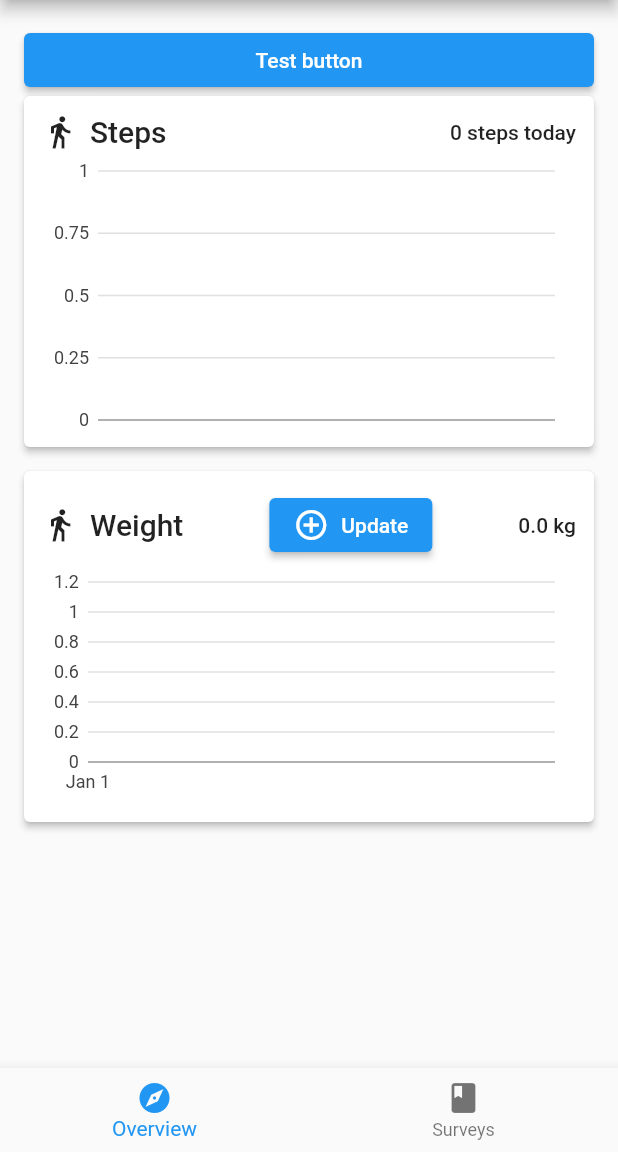
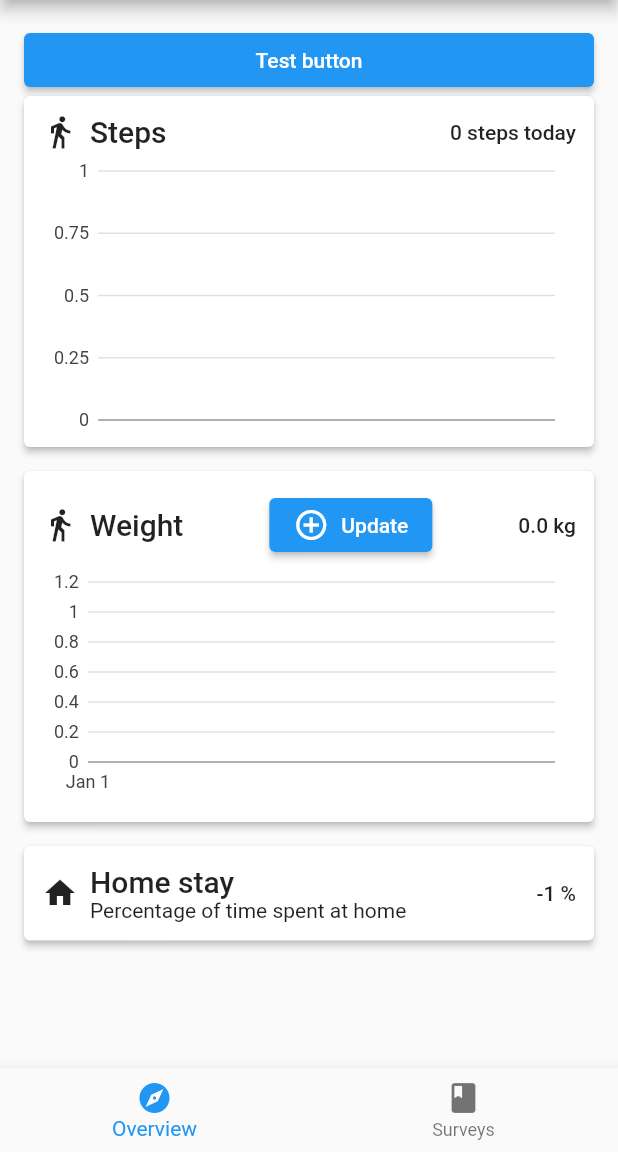
Before and after one commit to mikklf/flutter_health_app, a Flutter app: the screen it shows after launch, on a phone screen of 412 x 824 dp, the part 84-1236 px from its top. Run offline on Flutter 3.47's test engine with Material 2 defaults, Android fonts, the phone set to English and light mode, and no system bars; our stand-ins replace bloc, community_charts_flutter, device_info_plus, equatable, flutter_bloc, get_it and 2 more; missing offline and left inert: carp_background_location, health, research_package; accounts and stored records are empty.

Commit message:
Add home stay percentage widget

```diff
--- a/lib/src/business_logic/cubit/location_state.dart
+++ b/lib/src/business_logic/cubit/location_state.dart
@@ -4,16 +4,20 @@ final class LocationState extends Equatable {
 
   final List<Location> locations;
 
-  const LocationState(this.locations);
+  final double homeStayPercent;
+
+  const LocationState(this.locations, this.homeStayPercent);
 
   @override
-  List<Object> get props => [];
+  List<Object> get props => [locations, homeStayPercent];
 
   LocationState copyWith({
     List<Location>? locations,
+    double? homeStayPercent,
   }) {
     return LocationState(
       locations ?? this.locations,
+      homeStayPercent ?? this.homeStayPercent,
     );
   }
 }
--- a/lib/src/presentation/screens/overview_screen/overview_screen.dart
+++ b/lib/src/presentation/screens/overview_screen/overview_screen.dart
@@ -2,6 +2,7 @@ import 'package:flutter/material.dart';
 import 'package:flutter_health_app/di.dart';
 import 'package:flutter_health_app/domain/interfaces/health_provider.dart';
 import 'package:flutter_health_app/domain/interfaces/step_repository.dart';
+import 'package:flutter_health_app/src/presentation/screens/overview_screen/widgets/home_stay_widget.dart';
 import 'package:health/health.dart';
 
 import 'widgets/steps_widget.dart';
@@ -31,6 +32,8 @@ class OverviewScreen extends StatelessWidget {
         // Register widgets here
         const StepsWidget(),
         const WeightWidget(),
+        const HomeStayWidget(),
+
       ],
     );
   }
--- /dev/null
+++ b/lib/src/presentation/screens/overview_screen/widgets/home_stay_widget.dart
@@ -0,0 +1,91 @@
+import 'package:flutter/material.dart';
+import 'package:community_charts_flutter/community_charts_flutter.dart'
+    as charts;
+import 'package:flutter_bloc/flutter_bloc.dart';
+import 'package:flutter_health_app/di.dart';
+import 'package:flutter_health_app/domain/interfaces/location_repository.dart';
+import 'package:flutter_health_app/src/business_logic/cubit/location_cubit.dart';
+import 'package:flutter_health_app/src/business_logic/cubit/steps_cubit.dart';
+import 'package:flutter_health_app/src/data/models/steps.dart';
+
+class HomeStayWidget extends StatelessWidget {
+  const HomeStayWidget({
+    super.key,
+  });
+
+  @override
+  Widget build(BuildContext context) {
+    return BlocProvider(
+      create: (_) => LocationCubit(
+        services.get<ILocationRepository>(),
+      )..loadLocations(),
+      child: BlocBuilder<LocationCubit, LocationState>(
+        builder: (context, state) {
+          return Card(
+            margin: const EdgeInsets.only(bottom: 16),
+            elevation: 2,
+            child: Padding(
+              padding: const EdgeInsets.all(12.0),
+              child: Row(
+                mainAxisAlignment: MainAxisAlignment.spaceBetween,
+                children: [
+                  Row(
+                    children: [
+                      const Icon(Icons.home),
+                      const SizedBox(width: 8),
+                      Column(
+                        crossAxisAlignment: CrossAxisAlignment.start,
+                        children: [
+                          Text("Home stay",
+                              style: Theme.of(context).textTheme.titleLarge),
+                          const Text("Percentage of time spent at home")
+                        ],
+                      ),
+                    ],
+                  ),
+                  Text("${state.homeStayPercent.toStringAsFixed(0)} %",
+                      style: Theme.of(context).textTheme.bodyLarge),
+                ],
+              ),
+            ),
+          );
+        },
+      ),
+    );
+  }
+
+  Widget _buildHeader(BuildContext context, StepsCubitState state) {
+    return Row(
+      mainAxisAlignment: MainAxisAlignment.spaceBetween,
+      children: [
+        Row(
+          children: [
+            const Icon(Icons.directions_walk),
+            const SizedBox(width: 8),
+            Text("Steps", style: Theme.of(context).textTheme.titleLarge),
+          ],
+        ),
+        Text("${state.stepsToday} steps today",
+            style: Theme.of(context).textTheme.bodyLarge),
+      ],
+    );
+  }
+
+  Widget _buildChart(BuildContext context, StepsCubitState state) {
+    var chartData = [
+      charts.Series<Steps, String>(
+        id: 'Data',
+        domainFn: (Steps x, _) => "${x.date.day}/${x.date.month}",
+        measureFn: (Steps x, _) => x.steps,
+        data: state.stepsList,
+      )
+    ];
+
+    return Expanded(
+      child: charts.BarChart(
+        chartData,
+        animate: false,
+      ),
+    );
+  }
+}
```
Also changed, not shown: lib/src/business_logic/cubit/location_cubit.dart (+44 -18 lines).
